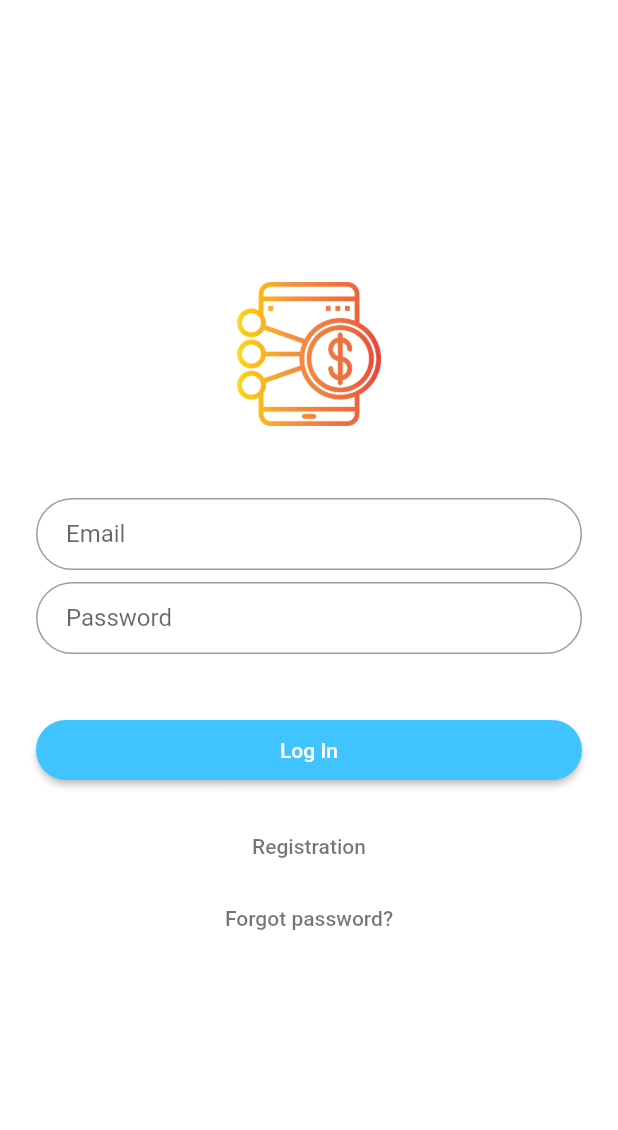
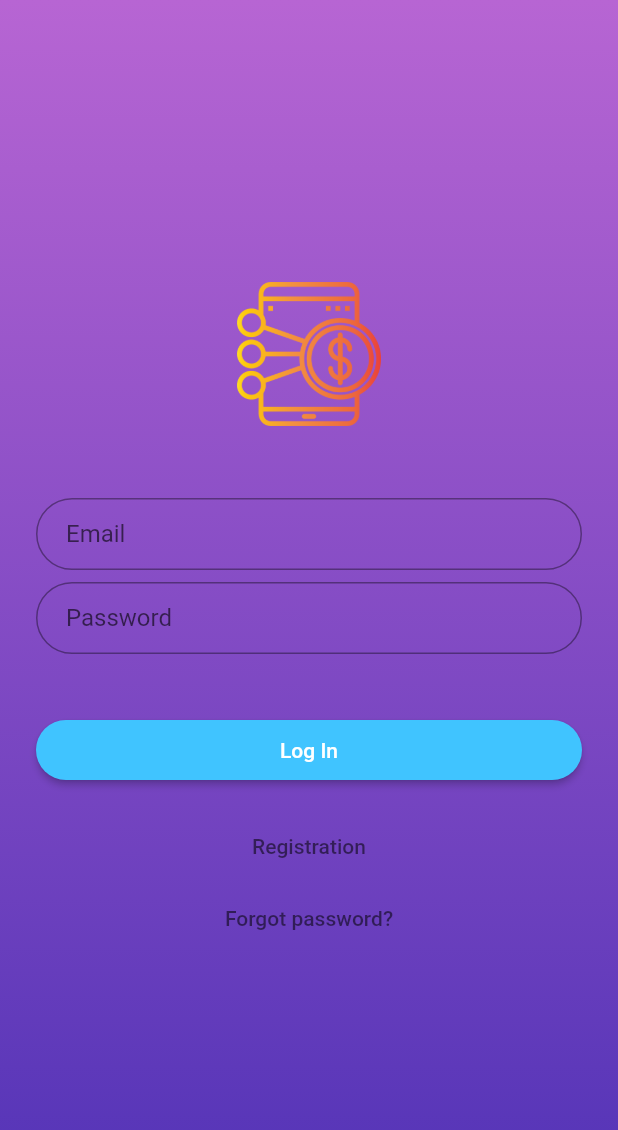
Before and after one commit to Exzhnik/My-Shares, a Flutter app: the screen it shows after launch, on a phone screen of 412 x 824 dp. Shown: the top 1130 px of the screen. Run offline on Flutter 3.47's test engine with Material 2 defaults, Android fonts, the light colour scheme and no system bars; our stand-ins replace firebase_auth; accounts and stored records are empty.

Commit message:
add gradient

```diff
--- /dev/null
+++ b/lib/setup/gradient.dart
@@ -0,0 +1,70 @@
+import 'package:flutter/material.dart';
+class LogGradient extends StatelessWidget {
+  const LogGradient({
+    Key key,
+    @required GlobalKey<FormState> formKey,
+    @required this.logo,
+    @required this.email,
+    @required this.password,
+    @required this.butLogin,
+    @required this.reg,
+    @required this.labForgot,
+  })  : _formKey = formKey,
+        super(key: key);
+
+  final GlobalKey<FormState> _formKey;
+  final Hero logo;
+  final TextFormField email;
+  final TextFormField password;
+  final Padding butLogin;
+  final FlatButton reg;
+  final FlatButton labForgot;
+
+  @override
+  Widget build(BuildContext context) {
+    return Container(
+      decoration: BoxDecoration(
+        gradient: LinearGradient(
+          colors: [const Color(0xFF5032b6), const Color(0xFFb765d3)],
+          begin: Alignment.bottomCenter,
+          end: Alignment.topCenter,
+        ),
+      ),
+      child: Center(
+        child: Form(
+          key: _formKey,
+          child: ListView(
+            shrinkWrap: true,
+            padding: EdgeInsets.only(left: 24, right: 24),
+            children: <Widget>[
+              Container(
+                decoration: BoxDecoration(
+                  gradient: LinearGradient(
+                    colors: [const Color(0xFF5032b6), const Color(0xFFb765d3)],
+                    begin: Alignment.bottomCenter,
+                    end: Alignment.topCenter,
+                  ),
+                ),
+              ),
+              logo,
+              SizedBox(
+                height: 48.0,
+              ),
+              email,
+              SizedBox(
+                height: 8.0,
+              ),
+              password,
+              SizedBox(
+                height: 24.0,
+              ),
+              butLogin,
+              reg,
+              labForgot
+            ],
+          ),
+        ),
+      ),
+    );
+  }
+}
--- a/lib/setup/signin.dart
+++ b/lib/setup/signin.dart
@@ -1,6 +1,7 @@
 import 'package:flutter/material.dart';
 import 'package:firebase_auth/firebase_auth.dart';
 import 'package:my_shares/pages/home.dart';
+import 'package:my_shares/setup/gradient.dart';
 
 class LoginPage extends StatefulWidget {
   static String tag = 'login-page';
@@ -97,33 +98,18 @@ class _LoginPageState extends State<LoginPage> {
     );
 
     return Scaffold(
-      backgroundColor: Colors.white,
-      body: Center(
-        child: Form(
-          key: _formKey,
-          child: ListView(
-            shrinkWrap: true,
-            padding: EdgeInsets.only(left: 24, right: 24),
-            children: <Widget>[
-              logo,
-              SizedBox(
-                height: 48.0,
-              ),
-              email,
-              SizedBox(
-                height: 8.0,
-              ),
-              password,
-              SizedBox(
-                height: 24.0,
-              ),
-              butLogin,
-              reg,
-              labForgot
-            ],
-          ),
-        ),
-      ),
-    );
+        body: Stack(
+      fit: StackFit.expand,
+      children: <Widget>[
+        new LogGradient(
+            formKey: _formKey,
+            logo: logo,
+            email: email,
+            password: password,
+            butLogin: butLogin,
+            reg: reg,
+            labForgot: labForgot),
+      ],
+    ));
   }
 }
```
